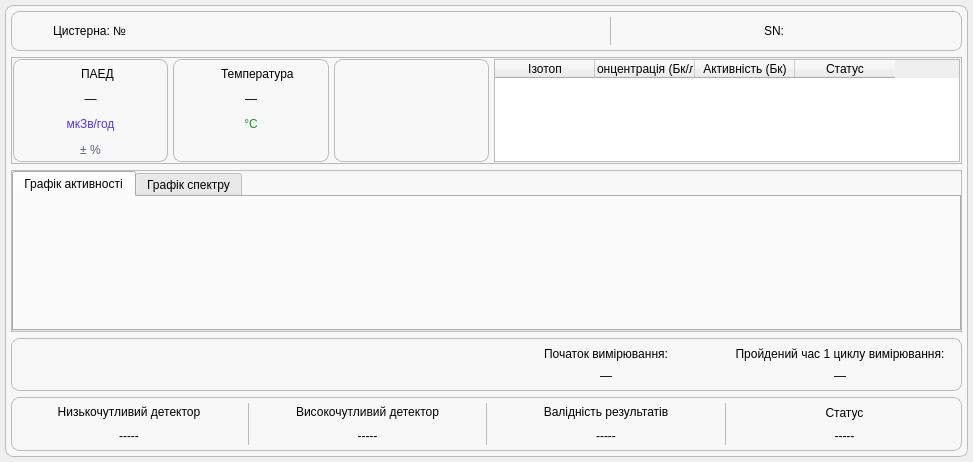
This is _UI/dashboardbarrel.ui in Miskiv-Andrew/wroc as Qt 5 draws it before an edit. The edited form follows.
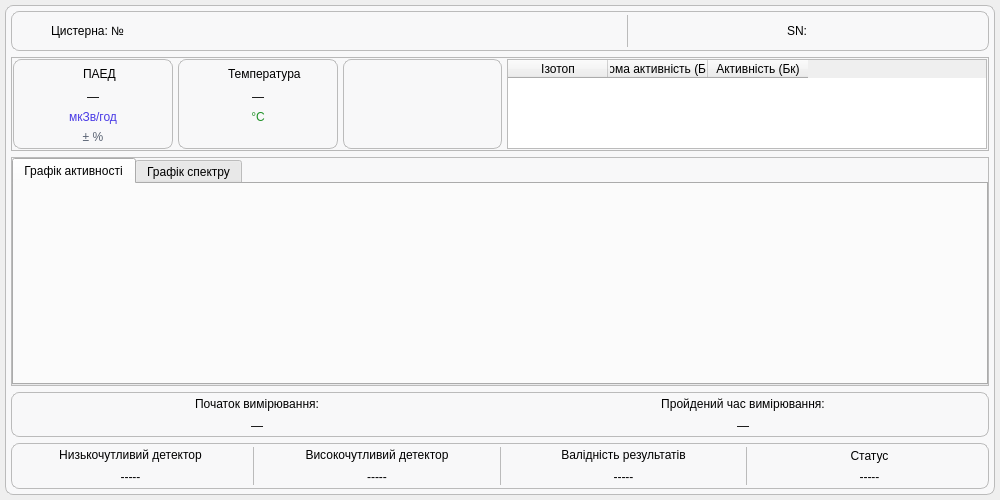
This is the edited form.

The edit to the form file:
```diff
--- a/_UI/dashboardbarrel.ui
+++ b/_UI/dashboardbarrel.ui
@@ -6,8 +6,8 @@
    <rect>
     <x>0</x>
     <y>0</y>
-    <width>973</width>
-    <height>462</height>
+    <width>1000</width>
+    <height>500</height>
    </rect>
   </property>
   <property name="sizePolicy">
@@ -74,7 +74,7 @@
      <property name="frameShadow">
       <enum>QFrame::Shadow::Raised</enum>
      </property>
-     <layout class="QGridLayout" name="gridLayout_3" rowstretch="1,2,3,1,1">
+     <layout class="QGridLayout" name="gridLayout_3" rowstretch="1,2,5,1,1">
       <property name="leftMargin">
        <number>5</number>
       </property>
@@ -106,40 +106,19 @@
         </property>
         <layout class="QHBoxLayout" name="horizontalLayout_15">
          <property name="leftMargin">
-          <number>5</number>
+          <number>3</number>
          </property>
          <property name="topMargin">
-          <number>5</number>
+          <number>1</number>
          </property>
          <property name="rightMargin">
-          <number>5</number>
+          <number>3</number>
          </property>
          <property name="bottomMargin">
-          <number>5</number>
+          <number>1</number>
          </property>
          <item>
           <layout class="QHBoxLayout" name="horizontalLayout_14">
-           <item>
-            <widget class="QWidget" name="widgetTotalActivity" native="true">
-             <layout class="QHBoxLayout" name="horizontalLayout_17">
-              <property name="leftMargin">
-               <number>5</number>
-              </property>
-              <property name="topMargin">
-               <number>5</number>
-              </property>
-              <property name="rightMargin">
-               <number>5</number>
-              </property>
-              <property name="bottomMargin">
-               <number>5</number>
-              </property>
-              <item>
-               <layout class="QHBoxLayout" name="horizontalLayout_16"/>
-              </item>
-             </layout>
-            </widget>
-           </item>
            <item>
             <widget class="QWidget" name="widget" native="true">
              <layout class="QVBoxLayout" name="verticalLayout_22">
@@ -212,7 +191,7 @@
                           <string notr="true">font: 600 9pt &quot;Segoe UI&quot;;</string>
                          </property>
                          <property name="text">
-                          <string>Пройдений час 1 циклу вимірювання:</string>
+                          <string>Пройдений час вимірювання:</string>
                          </property>
                          <property name="alignment">
                           <set>Qt::AlignmentFlag::AlignCenter</set>
@@ -641,7 +620,7 @@
              </column>
              <column>
               <property name="text">
-               <string>Концентрація (Бк/л)</string>
+               <string>Питома активність (Бк/кг)</string>
               </property>
              </column>
              <column>
@@ -649,11 +628,6 @@
                <string>Активність (Бк)</string>
               </property>
              </column>
-             <column>
-              <property name="text">
-               <string>Статус</string>
-              </property>
-             </column>
             </widget>
            </item>
           </layout>
@@ -677,16 +651,16 @@
         </property>
         <layout class="QHBoxLayout" name="horizontalLayout_5">
          <property name="leftMargin">
-          <number>5</number>
+          <number>3</number>
          </property>
          <property name="topMargin">
-          <number>5</number>
+          <number>3</number>
          </property>
          <property name="rightMargin">
-          <number>5</number>
+          <number>3</number>
          </property>
          <property name="bottomMargin">
-          <number>5</number>
+          <number>3</number>
          </property>
          <item>
           <layout class="QHBoxLayout" name="horizontalLayout_2">
@@ -867,16 +841,16 @@
         </property>
         <layout class="QHBoxLayout" name="horizontalLayout_4">
          <property name="leftMargin">
-          <number>5</number>
+          <number>3</number>
          </property>
          <property name="topMargin">
-          <number>5</number>
+          <number>3</number>
          </property>
          <property name="rightMargin">
-          <number>5</number>
+          <number>3</number>
          </property>
          <property name="bottomMargin">
-          <number>5</number>
+          <number>3</number>
          </property>
          <item>
           <layout class="QHBoxLayout" name="horizontalLayout_3">
```
